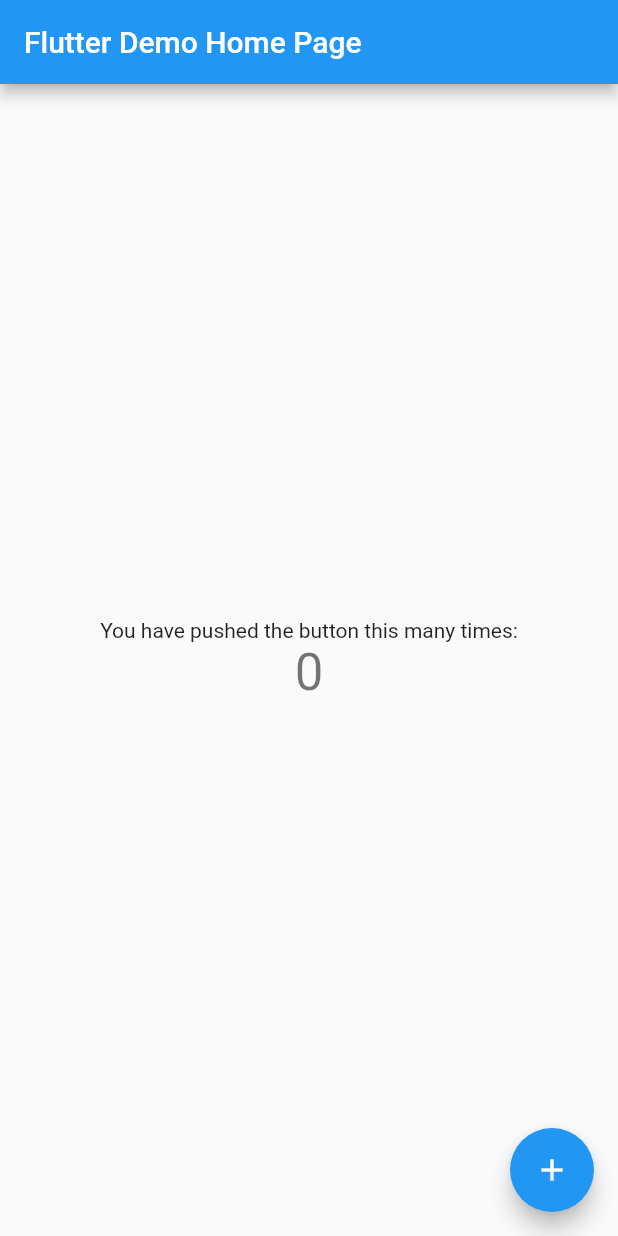
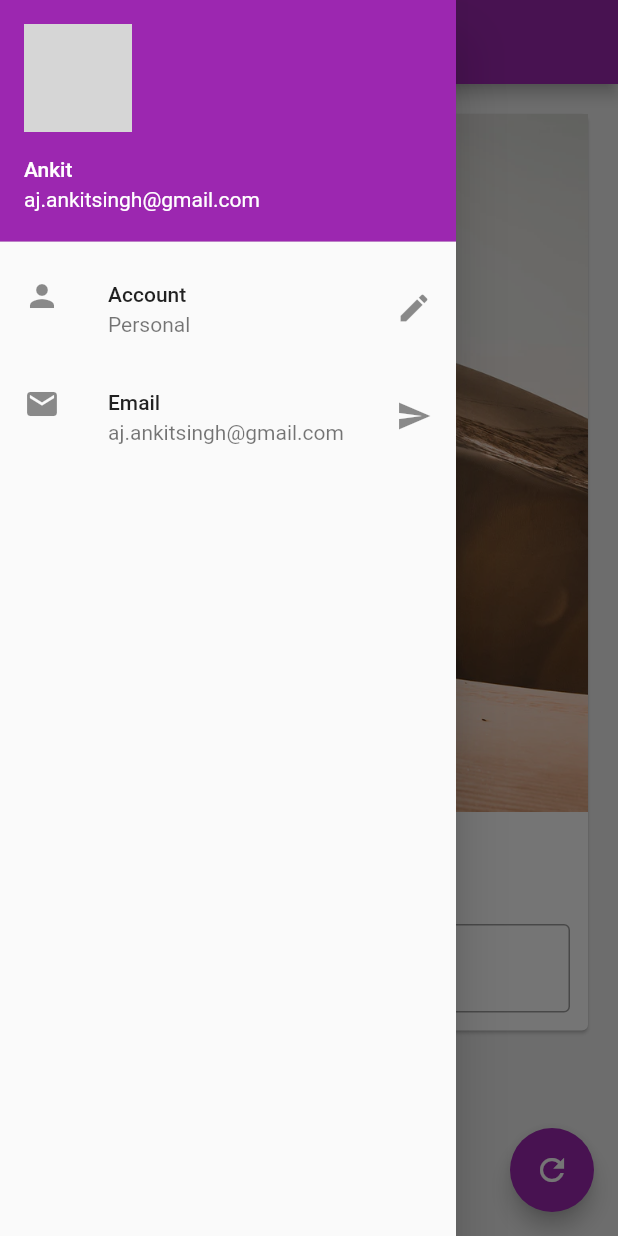
Before and after one commit to ankit18singh/awesome_flutter, a Flutter app: the screen it shows after launch, with the side drawer open (before the commit the screen has no drawer), on a phone screen of 412 x 824 dp. Run offline on Flutter 3.47's test engine with Material 2 defaults, Android fonts, the phone set to English and light mode, and no system bars; network calls fail; grey boxes are pictures that could not be loaded.

Commit message:
Created basic UI.

```diff
--- /dev/null
+++ b/lib/bg_image.dart
@@ -0,0 +1,11 @@
+import 'package:flutter/material.dart';
+
+class BgImage extends StatelessWidget {
+  @override
+  Widget build(BuildContext context) {
+    return Image.asset(
+                  "assets/image.jpeg",
+                  fit: BoxFit.contain
+    );
+  }
+}
--- /dev/null
+++ b/lib/change_name.dart
@@ -0,0 +1,48 @@
+import 'package:flutter/material.dart';
+
+import 'bg_image.dart';
+
+class ChangeNameCard extends StatelessWidget {
+  const ChangeNameCard({
+    Key key,
+    @required this.myText,
+    @required TextEditingController nameController,
+  }) : _nameController = nameController, super(key: key);
+
+  final String myText;
+  final TextEditingController _nameController;
+
+  @override
+  Widget build(BuildContext context) {
+    return Column(
+      children: <Widget>[
+        BgImage(),
+        SizedBox(
+          height: 20
+        ),
+        Text(
+          myText,
+          style: TextStyle(
+            fontSize: 20,
+            fontWeight: FontWeight.bold
+          )
+        ),
+        SizedBox(
+          height: 20,
+        ),
+        Padding(
+          padding: const EdgeInsets.all(12.0),
+          child: TextField(
+            controller: _nameController ,
+            keyboardType: TextInputType.text,
+            decoration: InputDecoration(
+              hintText: 'Enter something here...',
+              labelText: "Name",
+              border: OutlineInputBorder()
+            ),
+          ),
+        )
+      ]
+    );
+  }
+}
--- /dev/null
+++ b/lib/drawer.dart
@@ -0,0 +1,35 @@
+import 'package:flutter/material.dart';
+
+class MyDrawer extends StatelessWidget {
+  @override
+  Widget build(BuildContext context) {
+    return Drawer(
+        child: ListView(
+          padding: EdgeInsets.zero,
+          children: <Widget>[
+            UserAccountsDrawerHeader(
+              accountName: Text('Ankit'),
+              accountEmail: Text('aj.ankitsingh@gmail.com'),
+              currentAccountPicture: CircleAvatar(
+                backgroundImage: NetworkImage(
+                  "https://images.unsplash.com/photo-1535713875002-d1d0cf377fde?ixid=MXwxMjA3fDB8MHxzZWFyY2h8MXx8YXZhdGFyfGVufDB8fDB8&ixlib=rb-1.2.1&auto=format&fit=crop&w=500&q=60"
+                ),
+              )
+            ),
+            ListTile(
+              leading: Icon(Icons.person),
+              title: Text('Account'),
+              subtitle: Text("Personal"),
+              trailing: Icon(Icons.edit)
+            ),
+             ListTile(
+              leading: Icon(Icons.email),
+              title: Text('Email'),
+              subtitle: Text("aj.ankitsingh@gmail.com"),
+              trailing: Icon(Icons.send)
+            )
+          ]
+        ),
+      );
+  }
+}
--- a/lib/main.dart
+++ b/lib/main.dart
@@ -1,117 +1,12 @@
+import 'package:awesome_flutter/pages/home_page.dart';
 import 'package:flutter/material.dart';
 
 void main() {
-  runApp(MyApp());
+  runApp(MaterialApp(
+    title: 'Awesome App',
+    home: HomePage(),
+    theme: ThemeData(
+      primarySwatch: Colors.purple
+    )
+  ));
 }
-
-class MyApp extends StatelessWidget {
-  // This widget is the root of your application.
-  @override
-  Widget build(BuildContext context) {
-    return MaterialApp(
-      title: 'Flutter Demo',
-      theme: ThemeData(
-        // This is the theme of your application.
-        //
-        // Try running your application with "flutter run". You'll see the
-        // application has a blue toolbar. Then, without quitting the app, try
-        // changing the primarySwatch below to Colors.green and then invoke
-        // "hot reload" (press "r" in the console where you ran "flutter run",
-        // or simply save your changes to "hot reload" in a Flutter IDE).
-        // Notice that the counter didn't reset back to zero; the application
-        // is not restarted.
-        primarySwatch: Colors.blue,
-        // This makes the visual density adapt to the platform that you run
-        // the app on. For desktop platforms, the controls will be smaller and
-        // closer together (more dense) than on mobile platforms.
-        visualDensity: VisualDensity.adaptivePlatformDensity,
-      ),
-      home: MyHomePage(title: 'Flutter Demo Home Page'),
-    );
-  }
-}
-
-class MyHomePage extends StatefulWidget {
-  MyHomePage({Key key, this.title}) : super(key: key);
-
-  // This widget is the home page of your application. It is stateful, meaning
-  // that it has a State object (defined below) that contains fields that affect
-  // how it looks.
-
-  // This class is the configuration for the state. It holds the values (in this
-  // case the title) provided by the parent (in this case the App widget) and
-  // used by the build method of the State. Fields in a Widget subclass are
-  // always marked "final".
-
-  final String title;
-
-  @override
-  _MyHomePageState createState() => _MyHomePageState();
-}
-
-class _MyHomePageState extends State<MyHomePage> {
-  int _counter = 0;
-
-  void _incrementCounter() {
-    setState(() {
-      // This call to setState tells the Flutter framework that something has
-      // changed in this State, which causes it to rerun the build method below
-      // so that the display can reflect the updated values. If we changed
-      // _counter without calling setState(), then the build method would not be
-      // called again, and so nothing would appear to happen.
-      _counter++;
-    });
-  }
-
-  @override
-  Widget build(BuildContext context) {
-    // This method is rerun every time setState is called, for instance as done
-    // by the _incrementCounter method above.
-    //
-    // The Flutter framework has been optimized to make rerunning build methods
-    // fast, so that you can just rebuild anything that needs updating rather
-    // than having to individually change instances of widgets.
-    return Scaffold(
-      appBar: AppBar(
-        // Here we take the value from the MyHomePage object that was created by
-        // the App.build method, and use it to set our appbar title.
-        title: Text(widget.title),
-      ),
-      body: Center(
-        // Center is a layout widget. It takes a single child and positions it
-        // in the middle of the parent.
-        child: Column(
-          // Column is also a layout widget. It takes a list of children and
-          // arranges them vertically. By default, it sizes itself to fit its
-          // children horizontally, and tries to be as tall as its parent.
-          //
-          // Invoke "debug painting" (press "p" in the console, choose the
-          // "Toggle Debug Paint" action from the Flutter Inspector in Android
-          // Studio, or the "Toggle Debug Paint" command in Visual Studio Code)
-          // to see the wireframe for each widget.
-          //
-          // Column has various properties to control how it sizes itself and
-          // how it positions its children. Here we use mainAxisAlignment to
-          // center the children vertically; the main axis here is the vertical
-          // axis because Columns are vertical (the cross axis would be
-          // horizontal).
-          mainAxisAlignment: MainAxisAlignment.center,
-          children: <Widget>[
-            Text(
-              'You have pushed the button this many times:',
-            ),
-            Text(
-              '$_counter',
-              style: Theme.of(context).textTheme.headline4,
-            ),
-          ],
-        ),
-      ),
-      floatingActionButton: FloatingActionButton(
-        onPressed: _incrementCounter,
-        tooltip: 'Increment',
-        child: Icon(Icons.add),
-      ), // This trailing comma makes auto-formatting nicer for build methods.
-    );
-  }
-}
--- /dev/null
+++ b/lib/pages/home_page.dart
@@ -0,0 +1,47 @@
+import 'package:flutter/material.dart';
+
+import '../change_name.dart';
+import '../drawer.dart';
+
+class HomePage extends StatefulWidget {
+  @override
+  _HomePageState createState() => _HomePageState();
+}
+
+class _HomePageState extends State<HomePage> {
+
+  TextEditingController _nameController = TextEditingController();
+  var myText = "Change Me";
+
+  @override
+  void initState() {
+    super.initState();
+  }
+
+  @override
+  Widget build(BuildContext context) {
+    return Scaffold(
+      backgroundColor: Colors.grey[200],
+      appBar: AppBar(
+        title: Text("Awesome App"),
+      ),
+      body: Padding(
+        padding: const EdgeInsets.all(16.0),
+        child: SingleChildScrollView(
+          child: Card(
+            child: ChangeNameCard(myText: myText, nameController: _nameController)
+          ),
+        ),
+      ),
+      drawer: MyDrawer(),
+      floatingActionButton: FloatingActionButton(
+        onPressed: () {
+          myText = _nameController.text;
+          setState(() {
+          });
+        },
+        child: Icon(Icons.refresh)
+      ),
+    );
+  }
+}
```
Also changed, not shown: pubspec.yaml (+3 -4 lines), assets/image.jpeg (added).
